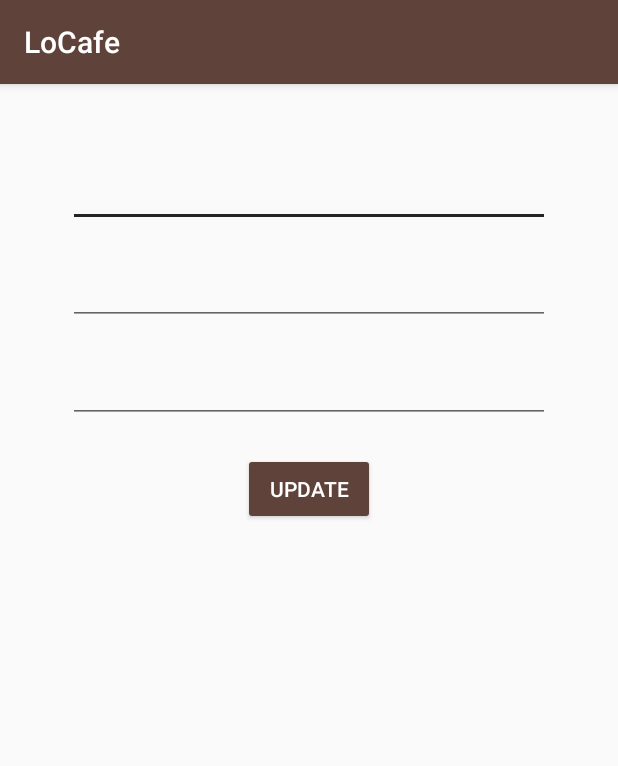
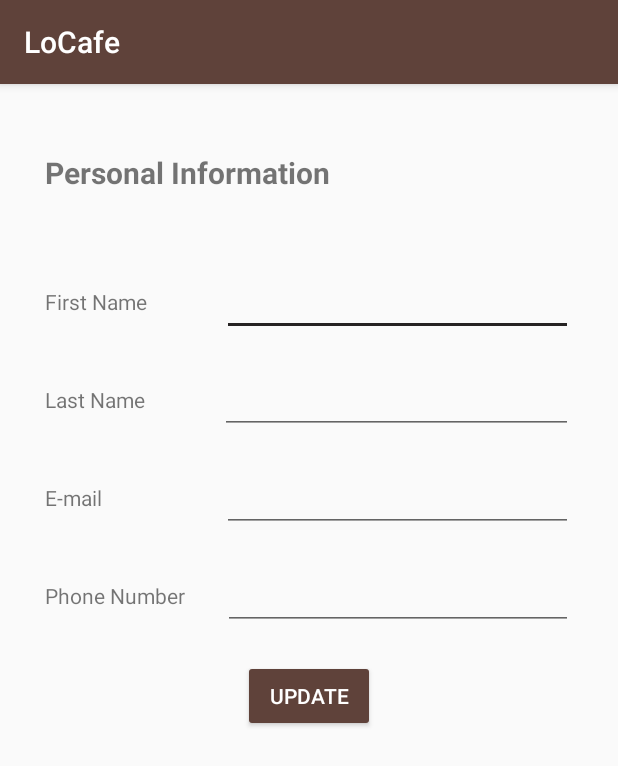
Before and after one commit to esinarta/LoCafe, an Android app: the UserInfoActivity screen opened directly, with no data from a screen before it, on a phone screen of 412 x 824 dp. Shown: the top 766 px of the screen. Run offline under Robolectric (Android 15) with nearby library versions, the phone set to English and light mode, and no system bars; our stand-ins replace Firebase (no records; nobody signed in at launch, a user with empty details on screens opened directly).

Commit message:
updated personal info section to include phone number

```diff
--- a/app/src/main/java/ca/bcit/locafe/UserInfoActivity.java
+++ b/app/src/main/java/ca/bcit/locafe/UserInfoActivity.java
@@ -31,6 +31,7 @@ public class UserInfoActivity extends AppCompatActivity {
         final EditText firstName = findViewById(R.id.updateFirstName);
         final EditText lastName = findViewById(R.id.updateLastName);
         final EditText email = findViewById(R.id.updateEmail);
+        final EditText phone = findViewById(R.id.updatePhone);
 
         Button updateBtn = findViewById(R.id.btnUpdate);
 
@@ -46,9 +47,11 @@ public class UserInfoActivity extends AppCompatActivity {
                 String userFirst = snapshot.child("firstName").getValue(String.class);
                 String userLast = snapshot.child("lastName").getValue(String.class);
                 String userEmail = snapshot.child("email").getValue(String.class);
+                String userPhone = snapshot.child("phone").getValue(String.class);
                 firstName.setText(userFirst);
                 lastName.setText(userLast);
                 email.setText(userEmail);
+                phone.setText(userPhone);
             }
 
             @Override
@@ -64,6 +67,7 @@ public class UserInfoActivity extends AppCompatActivity {
                 final String newFirst = firstName.getText().toString();
                 final String newLast = lastName.getText().toString();
                 final String newEmail = email.getText().toString();
+                final String newPhone = phone.getText().toString();
 
                 userRef.addListenerForSingleValueEvent(new ValueEventListener() {
                     @Override
@@ -71,6 +75,7 @@ public class UserInfoActivity extends AppCompatActivity {
                         dataSnapshot.getRef().child("firstName").setValue(newFirst);
                         dataSnapshot.getRef().child("lastName").setValue(newLast);
                         //dataSnapshot.getRef().child("email").setValue(newEmail);
+                        dataSnapshot.getRef().child("phone").setValue(newPhone);
                     }
                     @Override
                     public void onCancelled(DatabaseError databaseError) {
--- a/app/src/main/java/ca/bcit/locafe/data/model/User.java
+++ b/app/src/main/java/ca/bcit/locafe/data/model/User.java
@@ -4,6 +4,7 @@ public class User {
     protected String firstName;
     protected String lastName;
     protected String email;
+    protected String phone;
     protected Business[] favourites;
 
     public User(String firstName, String lastName, String email) {
@@ -26,4 +27,6 @@ public class User {
 
     public Business[] getFavourites() { return favourites; }
 
+    public String getPhone() { return phone; }
+
 }
--- a/app/src/main/res/layout/activity_user_info.xml
+++ b/app/src/main/res/layout/activity_user_info.xml
@@ -7,6 +7,28 @@
     tools:context=".UserInfoActivity"
     android:orientation="vertical">
 
+    <TextView
+        android:layout_width="wrap_content"
+        android:layout_height="wrap_content"
+        android:layout_marginTop="45dp"
+        android:layout_marginStart="30dp"
+        android:text="@string/personalInfo"
+        android:textStyle="bold"
+        android:textSize="20dp"/>
+
+    <LinearLayout
+        android:layout_width="match_parent"
+        android:layout_height="wrap_content"
+        android:orientation="horizontal"
+        android:layout_marginTop="50dp">
+
+        <TextView
+            android:layout_width="wrap_content"
+            android:layout_height="wrap_content"
+            android:text="@string/prompt_firstName"
+            android:layout_marginStart="30dp"
+            android:layout_gravity="center"/>
+
         <EditText
             android:id="@+id/updateFirstName"
             android:layout_width="match_parent"
@@ -14,9 +36,24 @@
             android:autofillHints="@string/prompt_firstName"
             android:inputType="text"
             android:layout_gravity="start"
-        android:layout_marginTop="50dp"
-        android:layout_marginStart="45dp"
-        android:layout_marginEnd="45dp"/>
+            android:layout_marginStart="50dp"
+            android:layout_marginEnd="30dp"/>
+
+
+    </LinearLayout>
+
+    <LinearLayout
+        android:layout_width="match_parent"
+        android:layout_height="wrap_content"
+        android:orientation="horizontal"
+        android:layout_marginTop="20dp">
+
+        <TextView
+            android:layout_width="wrap_content"
+            android:layout_height="wrap_content"
+            android:text="@string/prompt_lastName"
+            android:layout_marginStart="30dp"
+            android:layout_gravity="center"/>
 
         <EditText
             android:id="@+id/updateLastName"
@@ -25,9 +62,23 @@
             android:autofillHints="@string/prompt_lastName"
             android:inputType="text"
             android:layout_gravity="start"
-        android:layout_marginTop="20dp"
-        android:layout_marginStart="45dp"
-        android:layout_marginEnd="45dp"/>
+            android:layout_marginStart="50dp"
+            android:layout_marginEnd="30dp"/>
+
+    </LinearLayout>
+
+    <LinearLayout
+        android:layout_width="match_parent"
+        android:layout_height="wrap_content"
+        android:orientation="horizontal"
+        android:layout_marginTop="20dp">
+
+        <TextView
+            android:layout_width="wrap_content"
+            android:layout_height="wrap_content"
+            android:text="@string/prompt_email"
+            android:layout_marginStart="30dp"
+            android:layout_gravity="center"/>
 
         <EditText
             android:id="@+id/updateEmail"
@@ -36,9 +87,36 @@
             android:autofillHints="@string/prompt_email"
             android:inputType="textEmailAddress"
             android:layout_gravity="start"
-        android:layout_marginTop="20dp"
-        android:layout_marginStart="45dp"
-        android:layout_marginEnd="45dp"/>
+            android:layout_marginStart="80dp"
+            android:layout_marginEnd="30dp"/>
+
+    </LinearLayout>
+
+    <LinearLayout
+        android:layout_width="match_parent"
+        android:layout_height="wrap_content"
+        android:orientation="horizontal"
+        android:layout_marginTop="20dp">
+
+        <TextView
+            android:layout_width="wrap_content"
+            android:layout_height="wrap_content"
+            android:text="@string/prompt_phone"
+            android:layout_marginStart="30dp"
+            android:layout_gravity="center"/>
+
+        <EditText
+            android:id="@+id/updatePhone"
+            android:layout_width="match_parent"
+            android:layout_height="wrap_content"
+            android:autofillHints="@string/prompt_phone"
+            android:inputType="text|phone"
+            android:layout_gravity="start"
+            android:layout_marginStart="25dp"
+            android:layout_marginEnd="30dp"/>
+
+    </LinearLayout>
+
 
     <Button
         android:id="@+id/btnUpdate"
--- a/app/src/main/res/values/strings.xml
+++ b/app/src/main/res/values/strings.xml
@@ -5,6 +5,7 @@
     <string name="prompt_password">Password</string>
     <string name="prompt_firstName">First Name</string>
     <string name="prompt_lastName">Last Name</string>
+    <string name="prompt_phone">Phone Number</string>
     <string name="action_register">Register</string>
     <string name="action_sign_in">Sign in or register</string>
     <string name="action_sign_in_short">Sign in</string>
@@ -19,7 +20,7 @@
     <string name="title_favourites">Favourites</string>
     <string name="title_account">Account</string>
     <string name="search_header">Search for a workspace</string>
-    <string name="start_typing">e.g. "Dennys"</string>
+    <string name="start_typing">e.g. &quot;Dennys&quot;</string>
     <string name="queue_text_unqueued">Your place in line will show up here</string>
     <string name="queue_queuenow">Queue Now</string>
     <string name="queue_unqueue">Leave Queue</string>
@@ -32,6 +33,7 @@
     <string name="delete">Delete</string>
     <string name="addFavourite"> Add to Favourites</string>
     <string name="update"> Update</string>
+    <string name="personalInfo">Personal Information</string>
     <string-array name="favourites">
         <item>Starbucks</item>
         <item>Blenz</item>
```
Lines whose indentation alone changed are shown as unchanged.
